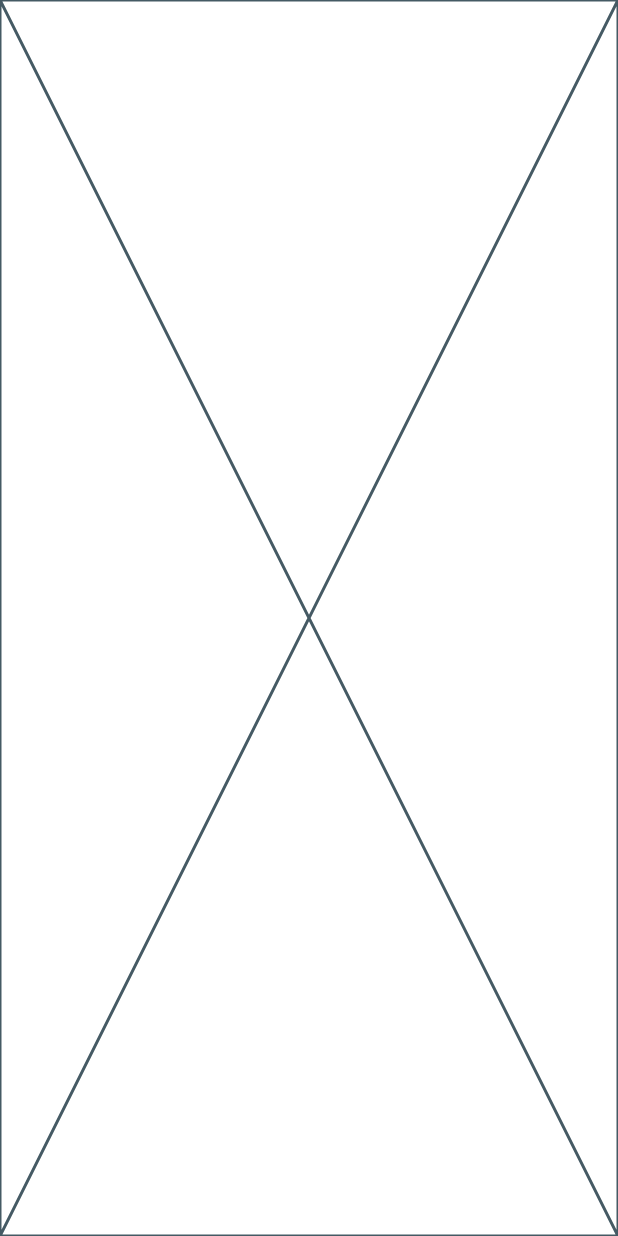
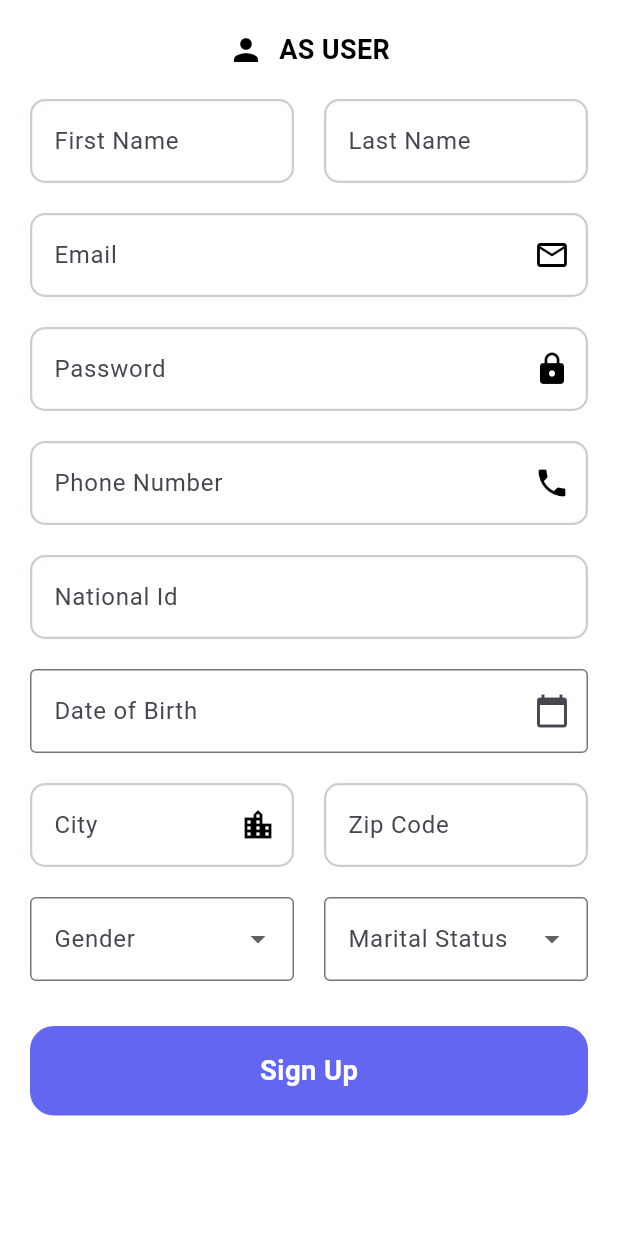
Before and after one commit to hozifakhaled/bank_system, a Flutter app: the SignupUserView screen opened directly, on a phone screen of 412 x 824 dp. Run offline on Flutter 3.47's test engine with Material 3 defaults, Android fonts, the phone set to English and light mode, and no system bars; our stand-ins replace bloc, connectivity_plus, dartz, dio, equatable, flutter_screenutil and 4 more; missing offline and left inert: flutter_cupertino_date_picker_fork; accounts and stored records are empty.

Commit message:
add ui signup

```diff
--- a/lib/core/routing/app_routing.dart
+++ b/lib/core/routing/app_routing.dart
@@ -1,5 +1,6 @@
 import 'package:bank_system/core/routing/routes.dart';
 import 'package:bank_system/features/onboarding/presentation/pages/welcome_view.dart';
+import 'package:bank_system/features/user_auth/signup_user/presentation/pages/signup_user_view.dart';
 import 'package:go_router/go_router.dart';
 
 
@@ -15,6 +16,7 @@ class AppRouting {
         builder: (context, state) => const WelcomeView(),
       ),
 
+      GoRoute(path: Routes.signupasuser, builder: (context, state) => const SignupUserView()),
     ],
   );
 }
--- a/lib/core/routing/routes.dart
+++ b/lib/core/routing/routes.dart
@@ -1,4 +1,4 @@
 class Routes {
   static const String splah = '/';
-
+  static const String signupasuser = '/signupasuser';
 }
--- a/lib/features/onboarding/presentation/widgets/welcome_view_body.dart
+++ b/lib/features/onboarding/presentation/widgets/welcome_view_body.dart
@@ -1,6 +1,8 @@
+import 'package:bank_system/core/routing/routes.dart';
 import 'package:bank_system/core/themeing/colors.dart';
 import 'package:flutter/material.dart';
 import 'package:flutter_screenutil/flutter_screenutil.dart';
+import 'package:go_router/go_router.dart';
 
 class WelcomeViewBody extends StatefulWidget {
   const WelcomeViewBody({super.key});
@@ -28,32 +30,33 @@ class _WelcomeViewBodyState extends State<WelcomeViewBody>
     {
       'icon': Icons.flash_on,
       'title': 'Fast Transactions',
-      'description': 'Transfer and receive money instantly with zero waiting time.',
+      'description':
+          'Transfer and receive money instantly with zero waiting time.',
     },
     {
       'icon': Icons.analytics,
       'title': 'Smart Analytics',
-      'description': 'Track your expenses and manage your finances effectively.',
+      'description':
+          'Track your expenses and manage your finances effectively.',
     },
   ];
 
   @override
   void initState() {
     super.initState();
-    _animationController =
-        AnimationController(vsync: this, duration: Duration(milliseconds: 600));
+    _animationController = AnimationController(
+      vsync: this,
+      duration: Duration(milliseconds: 600),
+    );
 
-    _slideAnimation = Tween<Offset>(
-      begin: Offset(0, 0.3),
-      end: Offset.zero,
-    ).animate(
-        CurvedAnimation(parent: _animationController, curve: Curves.easeOut));
+    _slideAnimation = Tween<Offset>(begin: Offset(0, 0.3), end: Offset.zero)
+        .animate(
+          CurvedAnimation(parent: _animationController, curve: Curves.easeOut),
+        );
 
-    _fadeAnimation = Tween<double>(
-      begin: 0,
-      end: 1,
-    ).animate(
-        CurvedAnimation(parent: _animationController, curve: Curves.easeIn));
+    _fadeAnimation = Tween<double>(begin: 0, end: 1).animate(
+      CurvedAnimation(parent: _animationController, curve: Curves.easeIn),
+    );
 
     _animationController.forward();
   }
@@ -76,6 +79,7 @@ class _WelcomeViewBodyState extends State<WelcomeViewBody>
   @override
   Widget build(BuildContext context) {
     return Scaffold(
+      backgroundColor: Colors.white,
       body: SafeArea(
         child: Stack(
           children: [
@@ -105,10 +109,14 @@ class _WelcomeViewBodyState extends State<WelcomeViewBody>
                                 color: maincolor,
                               ),
                               child: Center(
-                                child: Text('🏦',
-                                    textAlign: TextAlign.center,
-                                    style: TextStyle(
-                                        fontSize: 24.sp, color: Colors.white)),
+                                child: Text(
+                                  '🏦',
+                                  textAlign: TextAlign.center,
+                                  style: TextStyle(
+                                    fontSize: 24.sp,
+                                    color: Colors.white,
+                                  ),
+                                ),
                               ),
                             ),
                             currentIndex != pages.length - 1
@@ -122,13 +130,16 @@ class _WelcomeViewBodyState extends State<WelcomeViewBody>
                                     child: TextButton(
                                       onPressed: () {
                                         pageController.jumpToPage(
-                                            pages.length - 1);
+                                          pages.length - 1,
+                                        );
                                       },
-                                      child: Text("Skip",
-                                          style: TextStyle(
-                                            color: maincolor,
-                                            fontSize: 18.sp,
-                                          )),
+                                      child: Text(
+                                        "Skip",
+                                        style: TextStyle(
+                                          color: maincolor,
+                                          fontSize: 18.sp,
+                                        ),
+                                      ),
                                     ),
                                   )
                                 : SizedBox(),
@@ -250,9 +261,10 @@ class _WelcomeViewBodyState extends State<WelcomeViewBody>
                         curve: Curves.easeIn,
                       );
                     } else {
-                      print("Onboarding Finished");
+                      GoRouter.of(context).push(Routes.signupasuser);
                     }
                   },
+
                   child: Text(
                     currentIndex == pages.length - 1 ? "Start" : "Next",
                     style: TextStyle(fontSize: 18.sp, color: Colors.white),
--- /dev/null
+++ b/lib/features/user_auth/signup_user/presentation/widgets/date_picker.dart
@@ -0,0 +1,54 @@
+import 'package:flutter/material.dart';
+import 'package:flutter_cupertino_date_picker_fork/flutter_cupertino_date_picker_fork.dart';
+import 'package:intl/intl.dart';
+
+
+class DatePickerField extends StatefulWidget {
+  final void Function(String)? onDateSelected;
+
+  const DatePickerField({Key? key, this.onDateSelected}) : super(key: key);
+
+  @override
+  State<DatePickerField> createState() => _DatePickerFieldState();
+}
+
+class _DatePickerFieldState extends State<DatePickerField> {
+  String? _selectedDate;
+
+  void _showDatePicker() {
+    DatePicker.showDatePicker(
+      context,
+      pickerTheme: const DateTimePickerTheme(
+        showTitle: true,
+      ),
+      minDateTime: DateTime(1900),
+      maxDateTime: DateTime.now(),
+      initialDateTime: DateTime(2000),
+      dateFormat: 'dd-MM-yyyy',
+      locale: DateTimePickerLocale.en_us,
+      onConfirm: (dateTime, _) {
+        final formatted = DateFormat('yyyy-MM-dd').format(dateTime);
+        setState(() => _selectedDate = formatted);
+        if (widget.onDateSelected != null) {
+          widget.onDateSelected!(formatted);
+        }
+      },
+    );
+  }
+
+  @override
+  Widget build(BuildContext context) {
+    return GestureDetector(
+      onTap: _showDatePicker,
+      child: AbsorbPointer(
+        child: TextFormField(
+          decoration: InputDecoration(
+            hintText: _selectedDate ?? 'Date of Birth',
+            suffixIcon: const Icon(Icons.calendar_today),
+            border: const OutlineInputBorder(),
+          ),
+        ),
+      ),
+    );
+  }
+}
--- /dev/null
+++ b/lib/features/user_auth/signup_user/presentation/widgets/gender_dropdown.dart
@@ -0,0 +1,33 @@
+import 'package:flutter/material.dart';
+
+class GenderDropdown extends StatefulWidget {
+  final void Function(String)? onChanged;
+
+  const GenderDropdown({super.key, this.onChanged});
+
+  @override
+  State<GenderDropdown> createState() => _GenderDropdownState();
+}
+
+class _GenderDropdownState extends State<GenderDropdown> {
+  String? selectedGender;
+
+  @override
+  Widget build(BuildContext context) {
+    return DropdownButtonFormField<String>(
+      value: selectedGender,
+      items: const [
+        DropdownMenuItem(value: 'Male', child: Text('Male')),
+        DropdownMenuItem(value: 'Female', child: Text('Female')),
+      ],
+      onChanged: (value) {
+        setState(() => selectedGender = value);
+        if (widget.onChanged != null) widget.onChanged!(value!);
+      },
+      decoration: const InputDecoration(
+        labelText: 'Gender',
+        border: OutlineInputBorder(),
+      ),
+    );
+  }
+}
--- /dev/null
+++ b/lib/features/user_auth/signup_user/presentation/widgets/material_status.dart
@@ -0,0 +1,35 @@
+import 'package:flutter/material.dart';
+
+class MaritalStatusDropdown extends StatefulWidget {
+  final void Function(String)? onChanged;
+
+  const MaritalStatusDropdown({super.key, this.onChanged});
+
+  @override
+  State<MaritalStatusDropdown> createState() => _MaritalStatusDropdownState();
+}
+
+class _MaritalStatusDropdownState extends State<MaritalStatusDropdown> {
+  String? selectedStatus;
+
+  @override
+  Widget build(BuildContext context) {
+    return DropdownButtonFormField<String>(
+      value: selectedStatus,
+      items: const [
+        DropdownMenuItem(value: 'Single', child: Text('Single')),
+        DropdownMenuItem(value: 'Married', child: Text('Married')),
+        DropdownMenuItem(value: 'Divorced', child: Text('Divorced')),
+        DropdownMenuItem(value: 'Widowed', child: Text('Widowed')),
+      ],
+      onChanged: (value) {
+        setState(() => selectedStatus = value);
+        if (widget.onChanged != null) widget.onChanged!(value!);
+      },
+      decoration: const InputDecoration(
+        labelText: 'Marital Status',
+        border: OutlineInputBorder(),
+      ),
+    );
+  }
+}
--- a/lib/features/user_auth/signup_user/presentation/widgets/signup_user_view_body.dart
+++ b/lib/features/user_auth/signup_user/presentation/widgets/signup_user_view_body.dart
@@ -1,3 +1,8 @@
+import 'package:bank_system/core/widgets/custom_button.dart';
+import 'package:bank_system/core/widgets/custom_textfield.dart';
+import 'package:bank_system/features/user_auth/signup_user/presentation/widgets/date_picker.dart';
+import 'package:bank_system/features/user_auth/signup_user/presentation/widgets/gender_dropdown.dart';
+import 'package:bank_system/features/user_auth/signup_user/presentation/widgets/material_status.dart';
 import 'package:flutter/material.dart';
 
 class SignupUserViewBody extends StatelessWidget {
@@ -5,6 +10,122 @@ class SignupUserViewBody extends StatelessWidget {
 
   @override
   Widget build(BuildContext context) {
-    return const Placeholder();
+    return Scaffold(
+      backgroundColor: Colors.white,
+      body: SafeArea(
+        child: Padding(
+          padding: const EdgeInsets.symmetric(horizontal: 20, vertical: 20),
+          child: SingleChildScrollView(
+            child: Column(
+              children: [
+                Row(
+                  mainAxisAlignment: MainAxisAlignment.center,
+                  children: const [
+                    Icon(Icons.person, color: Colors.black),
+                    SizedBox(width: 10),
+                    Center(
+                      child: Text(
+                        'AS USER',
+                        style: TextStyle(
+                          color: Colors.black,
+                          fontSize: 18,
+                          fontWeight: FontWeight.bold,
+                        ),
+                      ),
+                    ),
+                  ],
+                ),
+                const SizedBox(height: 20),
+                Row(
+                  children: const [
+                    Expanded(
+                      child: CustomTextformfield(
+                        hintText: 'First Name',
+                        keyboardType: TextInputType.name,
+                      ),
+                    ),
+                    SizedBox(width: 20),
+                    Expanded(
+                      child: CustomTextformfield(
+                        hintText: 'Last Name',
+                        keyboardType: TextInputType.name,
+                      ),
+                    ),
+                  ],
+                ),
+                const SizedBox(height: 20),
+                const CustomTextformfield(
+                  hintText: 'Email',
+                  keyboardType: TextInputType.emailAddress,
+                  suffixIcon: Icon(Icons.email_outlined, color: Colors.black),
+                ),
+                const SizedBox(height: 20),
+                const CustomTextformfield(
+                  hintText: 'Password',
+                  keyboardType: TextInputType.visiblePassword,
+                  suffixIcon: Icon(Icons.lock, color: Colors.black),
+                ),
+                const SizedBox(height: 20),
+                const CustomTextformfield(
+                  hintText: 'Phone Number',
+                  keyboardType: TextInputType.phone,
+                  suffixIcon: Icon(Icons.phone, color: Colors.black),
+                ),
+                const SizedBox(height: 20),
+                const CustomTextformfield(
+                  hintText: 'National Id',
+                  keyboardType: TextInputType.number,
+                ),
+                const SizedBox(height: 20),
+                DatePickerField(onDateSelected: (date) {}),
+                const SizedBox(height: 20),
+                Row(
+                  children: const [
+                    Expanded(
+                      child: CustomTextformfield(
+                        hintText: 'City',
+                        keyboardType: TextInputType.name,
+                        suffixIcon: Icon(
+                          Icons.location_city,
+                          color: Colors.black,
+                        ),
+                      ),
+                    ),
+                    SizedBox(width: 20),
+                    Expanded(
+                      child: CustomTextformfield(
+                        hintText: 'Zip Code',
+                        keyboardType: TextInputType.number,
+                      ),
+                    ),
+                  ],
+                ),
+                const SizedBox(height: 20),
+                Row(
+                  children: [
+                    const Expanded(child: GenderDropdown()),
+                    const SizedBox(width: 20),
+                    Expanded(
+                      child:MaritalStatusDropdown(
+  onChanged: (value) {
+  },
+),
+
+                    ),
+                  ],
+                ),
+                const SizedBox(height: 30),
+                CustomButton(
+                  text: 'Sign Up',
+                  onTap: () {
+                    // TODO: handle sign-up logic
+                  },
+                ),
+              ],
+            ),
+          ),
+        ),
+      ),
+    );
   }
 }
--- a/pubspec.yaml
+++ b/pubspec.yaml
@@ -44,6 +44,8 @@ dependencies:
   logger: ^2.6.0
   get_it: ^8.0.3
   flutter_screenutil: ^5.9.3
+  flutter_cupertino_date_picker_fork: ^1.0.7
+  intl: ^0.20.2
 
 dev_dependencies:
   flutter_test:
```
Also changed, not shown: pubspec.lock.
